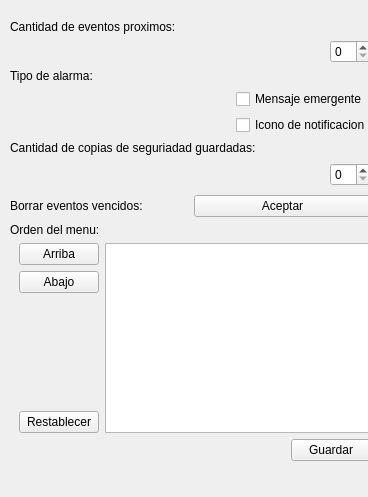
First picture: the form in AbogadosDesktop/src/gui/uis/preferencias.ui, repository ehmsoft/Desktop, before the edit.
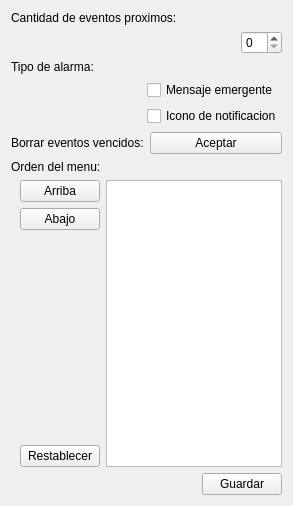
Second picture: the form after the edit.

Commit message: Se quita la preferencia de cantidad de copias de seguridad.

Diff of the .ui file:
```diff
--- a/AbogadosDesktop/src/gui/uis/preferencias.ui
+++ b/AbogadosDesktop/src/gui/uis/preferencias.ui
@@ -6,22 +6,15 @@
    <rect>
     <x>0</x>
     <y>0</y>
-    <width>368</width>
-    <height>497</height>
+    <width>293</width>
+    <height>506</height>
    </rect>
   </property>
   <property name="windowTitle">
    <string>Form</string>
   </property>
-  <widget class="QWidget" name="layoutWidget">
-   <property name="geometry">
-    <rect>
-     <x>10</x>
-     <y>20</y>
-     <width>361</width>
-     <height>441</height>
-    </rect>
-   </property>
+  <layout class="QGridLayout" name="gridLayout">
+   <item row="0" column="0">
    <layout class="QVBoxLayout" name="verticalLayout_3">
     <item>
      <widget class="QLabel" name="label">
@@ -93,31 +86,7 @@
      </layout>
     </item>
     <item>
-     <widget class="QLabel" name="label_3">
-      <property name="text">
-       <string>Cantidad de copias de seguriadad guardadas:</string>
-      </property>
-     </widget>
-    </item>
-    <item>
-     <layout class="QHBoxLayout" name="horizontalLayout_3">
-      <item>
-       <spacer name="horizontalSpacer_3">
-        <property name="orientation">
-         <enum>Qt::Horizontal</enum>
-        </property>
-        <property name="sizeHint" stdset="0">
-         <size>
-          <width>98</width>
-          <height>28</height>
-         </size>
-        </property>
-       </spacer>
-      </item>
-      <item>
-       <widget class="QSpinBox" name="cantCopiaSegSpin"/>
-      </item>
-     </layout>
+      <layout class="QHBoxLayout" name="horizontalLayout_3"/>
     </item>
     <item>
      <layout class="QHBoxLayout" name="horizontalLayout_4">
@@ -217,7 +186,8 @@
      </layout>
     </item>
    </layout>
-  </widget>
+   </item>
+  </layout>
  </widget>
  <resources/>
  <connections/>
```
Lines whose indentation alone changed are shown as unchanged. The commit also changes 2 other files.
